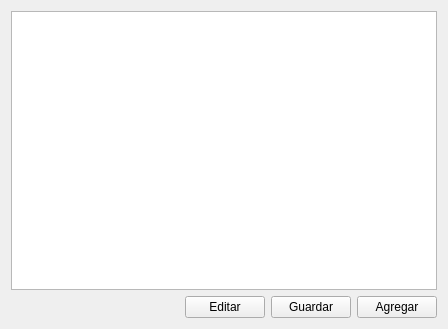
AlexeiM2/P61-Qt-QWidgetTable, file principal.ui: the form before one commit.
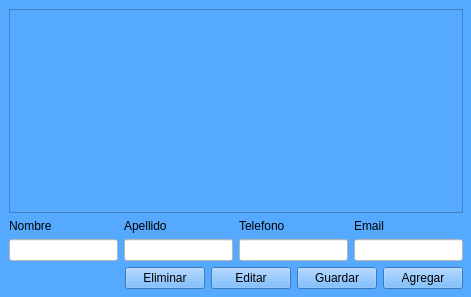
The form after the commit.

Commit message: falla pantalla editar

```diff
--- a/principal.ui
+++ b/principal.ui
@@ -6,13 +6,31 @@
    <rect>
     <x>0</x>
     <y>0</y>
-    <width>448</width>
-    <height>329</height>
+    <width>471</width>
+    <height>297</height>
    </rect>
   </property>
+  <property name="maximumSize">
+   <size>
+    <width>471</width>
+    <height>297</height>
+   </size>
+  </property>
   <property name="windowTitle">
    <string>Principal</string>
   </property>
+  <property name="styleSheet">
+   <string notr="true">background-color: rgb(85, 170, 255);</string>
+  </property>
+  <widget class="QWidget" name="layoutWidget">
+   <property name="geometry">
+    <rect>
+     <x>9</x>
+     <y>9</y>
+     <width>454</width>
+     <height>280</height>
+    </rect>
+   </property>
   <layout class="QVBoxLayout" name="verticalLayout">
    <item>
     <widget class="QTableWidget" name="tblLista"/>
@@ -20,6 +38,82 @@
    <item>
     <layout class="QHBoxLayout" name="horizontalLayout">
      <item>
+       <widget class="QLabel" name="label_2">
+        <property name="styleSheet">
+         <string notr="true"/>
+        </property>
+        <property name="text">
+         <string>Nombre</string>
+        </property>
+       </widget>
+      </item>
+      <item>
+       <widget class="QLabel" name="label">
+        <property name="styleSheet">
+         <string notr="true"/>
+        </property>
+        <property name="text">
+         <string>Apellido</string>
+        </property>
+       </widget>
+      </item>
+      <item>
+       <widget class="QLabel" name="label_3">
+        <property name="styleSheet">
+         <string notr="true"/>
+        </property>
+        <property name="text">
+         <string>Telefono</string>
+        </property>
+       </widget>
+      </item>
+      <item>
+       <widget class="QLabel" name="label_4">
+        <property name="styleSheet">
+         <string notr="true"/>
+        </property>
+        <property name="text">
+         <string>Email</string>
+        </property>
+       </widget>
+      </item>
+     </layout>
+    </item>
+    <item>
+     <layout class="QHBoxLayout" name="horizontalLayout_2">
+      <item>
+       <widget class="QLineEdit" name="inNombre">
+        <property name="styleSheet">
+         <string notr="true">background-color: rgb(255, 255, 255);</string>
+        </property>
+       </widget>
+      </item>
+      <item>
+       <widget class="QLineEdit" name="inApellido">
+        <property name="styleSheet">
+         <string notr="true">background-color: rgb(255, 255, 255);</string>
+        </property>
+       </widget>
+      </item>
+      <item>
+       <widget class="QLineEdit" name="inTelefono">
+        <property name="styleSheet">
+         <string notr="true">background-color: rgb(255, 255, 255);</string>
+        </property>
+       </widget>
+      </item>
+      <item>
+       <widget class="QLineEdit" name="inEmail">
+        <property name="styleSheet">
+         <string notr="true">background-color: rgb(255, 255, 255);</string>
+        </property>
+       </widget>
+      </item>
+     </layout>
+    </item>
+    <item>
+     <layout class="QHBoxLayout" name="horizontalLayout_3">
+      <item>
       <spacer name="horizontalSpacer">
        <property name="orientation">
         <enum>Qt::Horizontal</enum>
@@ -33,7 +127,17 @@
       </spacer>
      </item>
      <item>
-      <widget class="QPushButton" name="pushButton">
+       <widget class="QPushButton" name="btnEliminar">
+        <property name="styleSheet">
+         <string notr="true"/>
+        </property>
+        <property name="text">
+         <string>Eliminar</string>
+        </property>
+       </widget>
+      </item>
+      <item>
+       <widget class="QPushButton" name="btnEditar">
        <property name="text">
         <string>Editar</string>
        </property>
@@ -41,6 +145,9 @@
      </item>
      <item>
       <widget class="QPushButton" name="btnGuardar">
+        <property name="styleSheet">
+         <string notr="true"/>
+        </property>
        <property name="text">
         <string>Guardar</string>
        </property>
@@ -56,6 +163,7 @@
     </layout>
    </item>
   </layout>
+  </widget>
  </widget>
  <resources/>
  <connections/>
```
Lines whose indentation alone changed are shown as unchanged. The commit also changes 13 other files.
